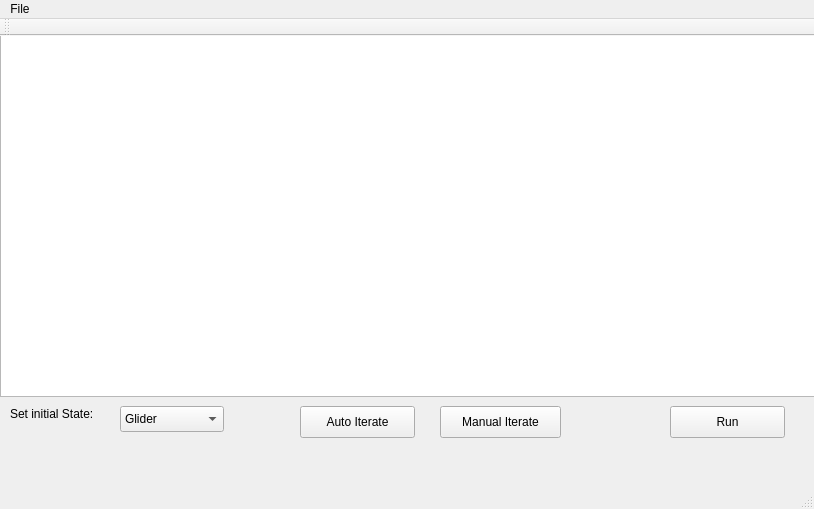
oysmal/GameOfLife, file mainwindow.ui: the form before one commit.
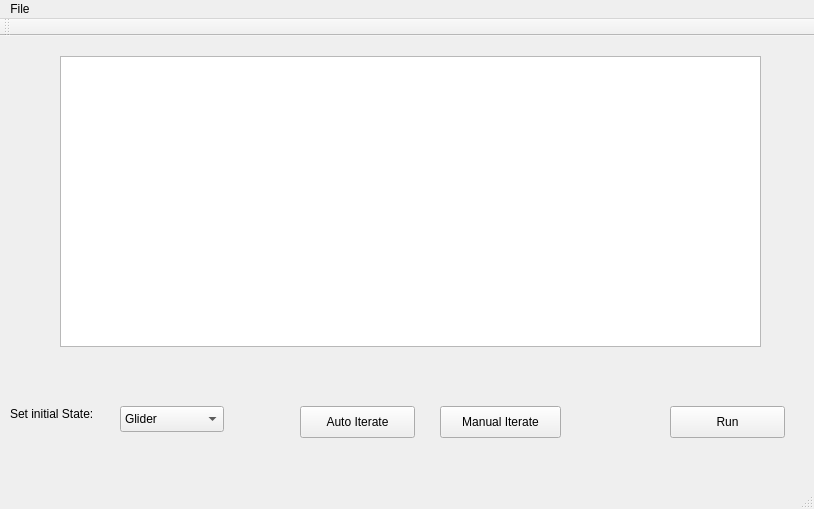
The form after the commit.

```diff
--- a/mainwindow.ui
+++ b/mainwindow.ui
@@ -84,10 +84,10 @@
    <widget class="QGraphicsView" name="graphicsView">
     <property name="geometry">
      <rect>
-      <x>0</x>
-      <y>-10</y>
-      <width>821</width>
-      <height>371</height>
+      <x>60</x>
+      <y>20</y>
+      <width>701</width>
+      <height>291</height>
      </rect>
     </property>
    </widget>
```
Left out of the diff: 23 changed lines with no effect on the pictures.
